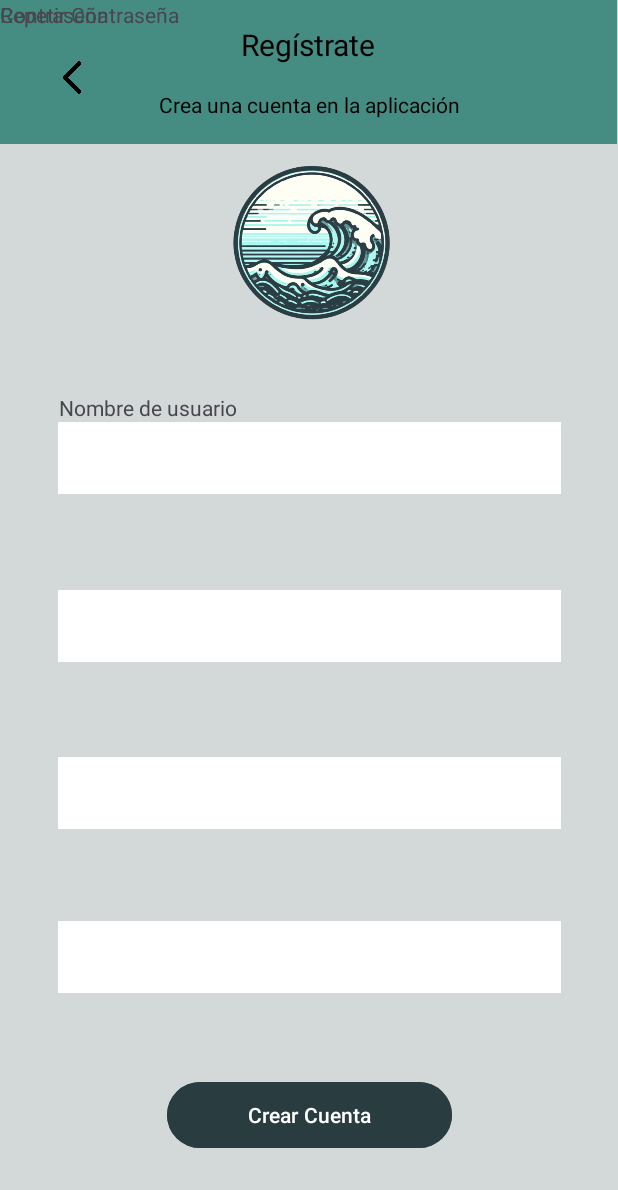
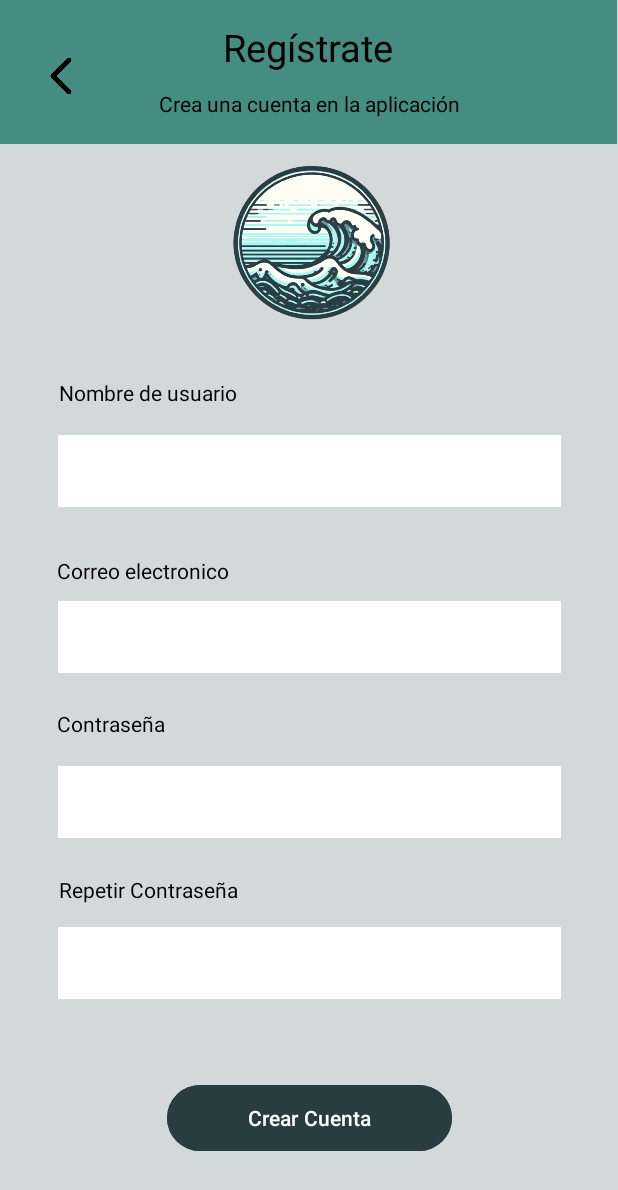
Before and after one commit to joselurg20/Login, an Android app: the Registrer screen opened directly, with no data from a screen before it, on a phone screen of 412 x 824 dp. Shown: the top 1190 px of the screen. Run offline under Robolectric (Android 15) with nearby library versions, the phone set to English and light mode, and no system bars.

Commit message:
registrer medio

```diff
--- a/app/src/main/java/com/example/login/MainActivity.java
+++ b/app/src/main/java/com/example/login/MainActivity.java
@@ -19,7 +19,7 @@ public class MainActivity extends AppCompatActivity {
     @Override
     protected void onCreate(Bundle savedInstanceState) {
         super.onCreate(savedInstanceState);
-        setContentView(R.layout.activity_registrer);
+        setContentView(R.layout.activity_main);
 /*
         met_usuario=(EditText) findViewById(R.id.cat_usuario);
         met_password=(EditText) findViewById(R.id.cat_password);*/
@@ -39,4 +39,6 @@ public class MainActivity extends AppCompatActivity {
 
 
     }*/
+
+
 }
--- a/app/src/main/java/com/example/login/Registrer.java
+++ b/app/src/main/java/com/example/login/Registrer.java
@@ -2,7 +2,9 @@ package com.example.login;
 
 import androidx.appcompat.app.AppCompatActivity;
 
+import android.content.Intent;
 import android.os.Bundle;
+import android.view.View;
 
 public class Registrer extends AppCompatActivity {
 
@@ -11,4 +13,11 @@ public class Registrer extends AppCompatActivity {
         super.onCreate(savedInstanceState);
         setContentView(R.layout.activity_registrer);
     }
+
+    public void volver(View view){
+
+        Intent i = new Intent(this,MainActivity.class );
+        startActivity(i);
+
+    }
 }
--- a/app/src/main/res/layout/activity_main.xml
+++ b/app/src/main/res/layout/activity_main.xml
@@ -41,5 +41,12 @@
             android:onClick="Entrar"
             android:text="Entrar"
             android:textSize="34dp" />
+
+        <Button
+            android:id="@+id/button"
+            android:layout_width="match_parent"
+            android:layout_height="wrap_content"
+            android:onClick="Siguiente"
+            android:text="Button" />
     </LinearLayout>
 </androidx.constraintlayout.widget.ConstraintLayout>
--- a/app/src/main/res/layout/activity_registrer.xml
+++ b/app/src/main/res/layout/activity_registrer.xml
@@ -12,14 +12,20 @@
         android:layout_width="wrap_content"
         android:layout_height="wrap_content"
         android:text="Correo electronico"
-        tools:layout_editor_absoluteX="38dp"
-        tools:layout_editor_absoluteY="346dp" />
+        android:textColor="@color/black"
+        app:layout_constraintBottom_toTopOf="@+id/crElectronico"
+        app:layout_constraintEnd_toEndOf="parent"
+        app:layout_constraintHorizontal_bias="0.128"
+        app:layout_constraintStart_toStartOf="parent"
+        app:layout_constraintTop_toBottomOf="@+id/nmusuario"
+        app:layout_constraintVertical_bias="0.757" />
 
     <View
-        android:id="@+id/view2"
+        android:id="@+id/panel"
         android:layout_width="411dp"
         android:layout_height="96dp"
         android:background="#458C82"
+        android:onClick="volver"
         app:layout_constraintBottom_toBottomOf="parent"
         app:layout_constraintEnd_toEndOf="parent"
         app:layout_constraintHorizontal_bias="0.0"
@@ -35,11 +41,11 @@
         android:textColor="@color/black"
         android:textColorHighlight="@color/black"
         android:textColorLink="#000000"
-        android:textSize="20dp"
-        app:layout_constraintBottom_toBottomOf="@+id/view2"
-        app:layout_constraintEnd_toEndOf="@+id/view2"
+        android:textSize="25dp"
+        app:layout_constraintBottom_toBottomOf="@+id/panel"
+        app:layout_constraintEnd_toEndOf="@+id/panel"
         app:layout_constraintStart_toStartOf="parent"
-        app:layout_constraintTop_toTopOf="@+id/view2"
+        app:layout_constraintTop_toTopOf="@+id/panel"
         app:layout_constraintVertical_bias="0.231" />
 
     <TextView
@@ -50,38 +56,37 @@
         android:text="Crea una cuenta en la aplicación"
         android:textColor="@color/black"
         android:textColorHighlight="@color/black"
-        app:layout_constraintBottom_toBottomOf="@+id/view2"
+        app:layout_constraintBottom_toBottomOf="@+id/panel"
         app:layout_constraintEnd_toEndOf="parent"
         app:layout_constraintStart_toStartOf="parent"
         app:layout_constraintTop_toTopOf="@+id/textView5" />
 
     <ImageView
-        android:id="@+id/imageView2"
+        android:id="@+id/logo"
         android:layout_width="131dp"
         android:layout_height="131dp"
         app:layout_constraintBottom_toBottomOf="parent"
         app:layout_constraintEnd_toEndOf="parent"
         app:layout_constraintStart_toStartOf="parent"
-        app:layout_constraintTop_toBottomOf="@+id/view2"
+        app:layout_constraintTop_toBottomOf="@+id/panel"
         app:layout_constraintVertical_bias="0.0"
         app:srcCompat="@drawable/olaicon" />
 
     <EditText
-        android:id="@+id/editTextText"
+        android:id="@+id/nmusuario"
         android:layout_width="335dp"
         android:layout_height="48dp"
         android:background="#ffffff"
         android:ems="10"
         android:inputType="text"
-        app:circularflow_radiusInDP="10dp"
         app:layout_constraintBottom_toBottomOf="parent"
         app:layout_constraintEnd_toEndOf="parent"
         app:layout_constraintStart_toStartOf="parent"
-        app:layout_constraintTop_toBottomOf="@+id/imageView2"
-        app:layout_constraintVertical_bias="0.098" />
+        app:layout_constraintTop_toBottomOf="@+id/logo"
+        app:layout_constraintVertical_bias="0.114" />
 
     <EditText
-        android:id="@+id/editTextText2"
+        android:id="@+id/crElectronico"
         android:layout_width="335dp"
         android:layout_height="48dp"
         android:background="#ffff"
@@ -90,11 +95,11 @@
         app:layout_constraintBottom_toBottomOf="parent"
         app:layout_constraintEnd_toEndOf="parent"
         app:layout_constraintStart_toStartOf="parent"
-        app:layout_constraintTop_toBottomOf="@+id/editTextText"
+        app:layout_constraintTop_toBottomOf="@+id/nmusuario"
         app:layout_constraintVertical_bias="0.143" />
 
     <EditText
-        android:id="@+id/editTextTextPassword"
+        android:id="@+id/mt_contraseña"
         android:layout_width="335dp"
         android:layout_height="48dp"
         android:background="#FFF"
@@ -103,74 +108,106 @@
         app:layout_constraintBottom_toBottomOf="parent"
         app:layout_constraintEnd_toEndOf="parent"
         app:layout_constraintStart_toStartOf="parent"
-        app:layout_constraintTop_toBottomOf="@+id/editTextText2"
+        app:layout_constraintTop_toBottomOf="@+id/crElectronico"
         app:layout_constraintVertical_bias="0.19" />
 
 
     <Button
-        android:id="@+id/button"
+        android:id="@+id/crearcuenta"
         android:layout_width="190dp"
         android:layout_height="52dp"
         android:backgroundTint="#293C40"
         android:text="Crear Cuenta"
+        android:textColor="@color/white"
         app:layout_constraintBottom_toBottomOf="parent"
         app:layout_constraintEnd_toEndOf="parent"
         app:layout_constraintStart_toStartOf="parent"
-        app:layout_constraintTop_toBottomOf="@+id/editTextTextPassword2" />
+        app:layout_constraintTop_toBottomOf="@+id/mt_rpcontraseña" />
 
     <EditText
-        android:id="@+id/editTextTextPassword2"
+        android:id="@+id/mt_rpcontraseña"
         android:layout_width="335dp"
         android:layout_height="48dp"
         android:background="#FFF"
         android:ems="10"
         android:inputType="textPassword"
+        android:textColor="@color/black"
         app:layout_constraintBottom_toBottomOf="parent"
         app:layout_constraintEnd_toEndOf="parent"
         app:layout_constraintStart_toStartOf="parent"
-        app:layout_constraintTop_toBottomOf="@+id/editTextTextPassword"
+        app:layout_constraintTop_toBottomOf="@+id/mt_contraseña"
         app:layout_constraintVertical_bias="0.274" />
 
-    <ImageView
-        android:id="@+id/imageView3"
-        android:layout_width="44dp"
-        android:layout_height="39dp"
-        android:layout_marginTop="32dp"
-        app:layout_constraintBottom_toBottomOf="@+id/view2"
-        app:layout_constraintEnd_toEndOf="@+id/view2"
-        app:layout_constraintHorizontal_bias="0.07"
-        app:layout_constraintStart_toStartOf="@+id/view2"
-        app:layout_constraintTop_toTopOf="parent"
-        app:layout_constraintVertical_bias="0.0"
-        app:srcCompat="@drawable/back" />
-
     <TextView
-        android:id="@+id/textView"
+        android:id="@+id/Nmusuario"
         android:layout_width="wrap_content"
         android:layout_height="wrap_content"
         android:layout_marginTop="156dp"
         android:text="Nombre de usuario"
-        app:layout_constraintBottom_toTopOf="@+id/editTextText"
+        android:textColor="@color/black"
+        app:layout_constraintBottom_toTopOf="@+id/nmusuario"
         app:layout_constraintEnd_toEndOf="parent"
         app:layout_constraintHorizontal_bias="0.134"
         app:layout_constraintStart_toStartOf="parent"
-        app:layout_constraintTop_toBottomOf="@+id/view2"
-        app:layout_constraintVertical_bias="1.0" />
+        app:layout_constraintTop_toBottomOf="@+id/panel"
+        app:layout_constraintVertical_bias="0.0" />
 
     <TextView
-        android:id="@+id/textView3"
+        android:id="@+id/Contraseña"
         android:layout_width="wrap_content"
         android:layout_height="wrap_content"
+        android:layout_marginTop="24dp"
+        android:layout_marginBottom="55dp"
         android:text="Contraseña"
-        tools:layout_editor_absoluteX="38dp"
-        tools:layout_editor_absoluteY="444dp" />
+        android:textColor="@color/black"
+        app:layout_constraintBottom_toBottomOf="@+id/mt_contraseña"
+        app:layout_constraintEnd_toEndOf="parent"
+        app:layout_constraintHorizontal_bias="0.112"
+        app:layout_constraintStart_toStartOf="parent"
+        app:layout_constraintTop_toBottomOf="@+id/crElectronico"
+        app:layout_constraintVertical_bias="0.0" />
 
     <TextView
-        android:id="@+id/textView4"
+        android:id="@+id/Rpcontraseña"
         android:layout_width="wrap_content"
         android:layout_height="wrap_content"
         android:text="Repetir Contraseña"
-        tools:layout_editor_absoluteX="39dp"
-        tools:layout_editor_absoluteY="535dp" />
+        android:textColor="@color/black"
+        app:layout_constraintBottom_toTopOf="@+id/mt_rpcontraseña"
+        app:layout_constraintEnd_toEndOf="parent"
+        app:layout_constraintHorizontal_bias="0.134"
+        app:layout_constraintStart_toStartOf="parent"
+        app:layout_constraintTop_toBottomOf="@+id/mt_contraseña"
+        app:layout_constraintVertical_bias="0.615" />
+
+    <ImageView
+        android:id="@+id/imageView"
+        android:layout_width="49dp"
+        android:layout_height="45dp"
+        app:layout_constraintBottom_toBottomOf="@+id/panel"
+        app:layout_constraintEnd_toEndOf="parent"
+        app:layout_constraintHorizontal_bias="0.044"
+        app:layout_constraintStart_toStartOf="@+id/panel"
+        app:layout_constraintTop_toTopOf="parent"
+        app:layout_constraintVertical_bias="0.549"
+        app:srcCompat="@drawable/back" />
+
+    <Button
+        android:id="@+id/back"
+        android:layout_width="48dp"
+        android:layout_height="46dp"
+        android:background="@drawable/back"
+        android:backgroundTint="@color/black"
+        android:foregroundTint="@color/black"
+        android:text="Button"
+        android:textColor="@color/black"
+        android:visibility="invisible"
+        app:iconTint="@color/black"
+        app:layout_constraintBottom_toBottomOf="@+id/panel"
+        app:layout_constraintEnd_toEndOf="@+id/panel"
+        app:layout_constraintHorizontal_bias="0.043"
+        app:layout_constraintStart_toStartOf="parent"
+        app:layout_constraintTop_toTopOf="parent"
+        app:layout_constraintVertical_bias="0.543" />
 
 </androidx.constraintlayout.widget.ConstraintLayout>
--- a/build.gradle.kts
+++ b/build.gradle.kts
@@ -1,4 +1,4 @@
 // Top-level build file where you can add configuration options common to all sub-projects/modules.
 plugins {
-    id("com.android.application") version "8.1.3" apply false
+    id("com.android.application") version "8.1.4" apply false
 }
```
